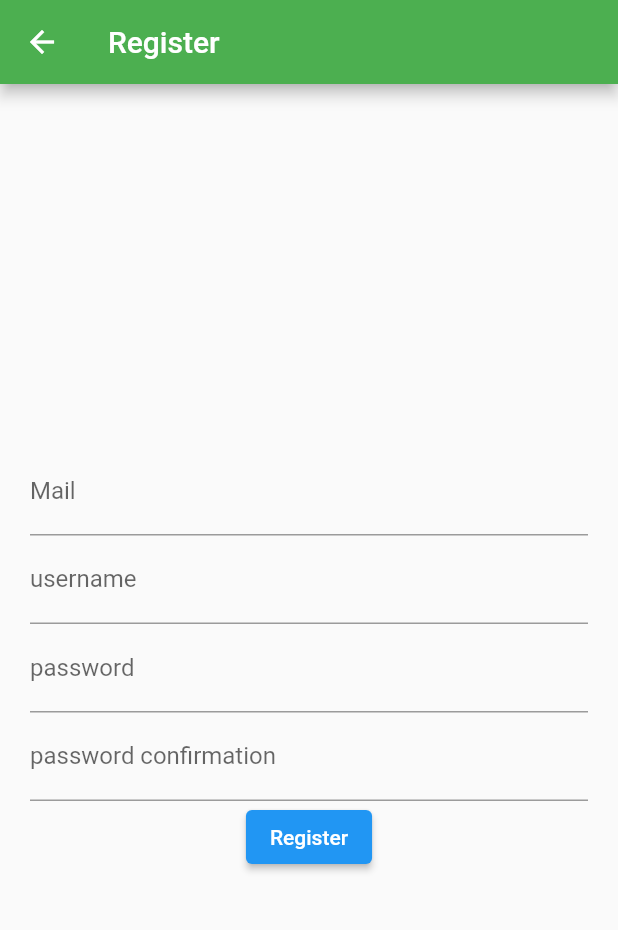
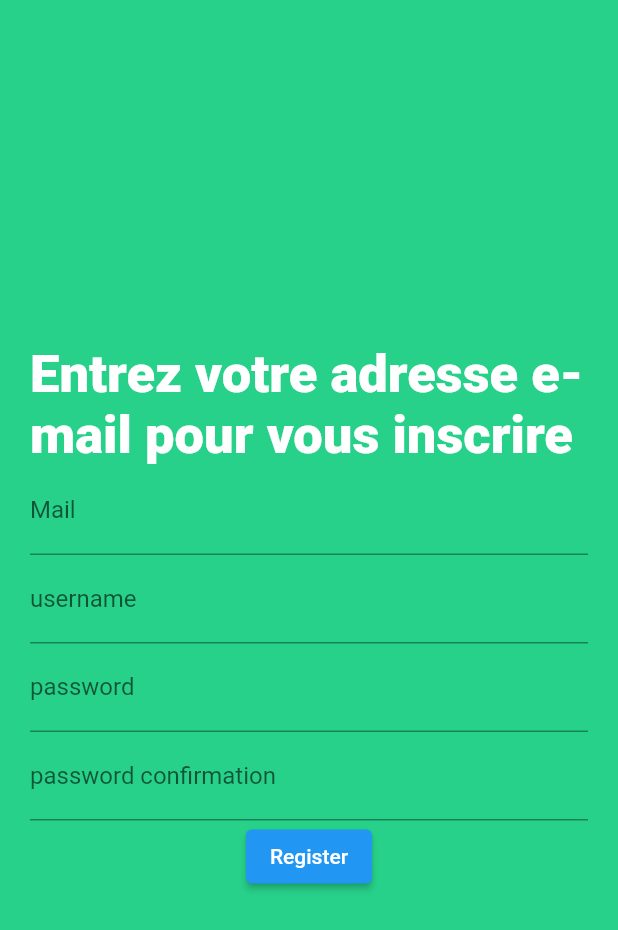
Before and after one commit to Louis-Quentin/ClothWay, a Flutter app: the RegisterPage screen opened directly, on a phone screen of 412 x 824 dp. Shown: the top 930 px of the screen. Run offline on Flutter 3.47's test engine with Material 2 defaults, Android fonts, the phone set to English and light mode, and no system bars.

Commit message:
[FIX] Login page with figma disign

```diff
--- a/sources/app/lib/screens/guest/register.dart
+++ b/sources/app/lib/screens/guest/register.dart
@@ -2,18 +2,36 @@ import 'package:flutter/material.dart';
 import 'homepage.dart';
 
 class RegisterPage extends StatelessWidget {
+  const RegisterPage({super.key});
+
+  Widget titleRegisterPage() {
+    return Center(
+      child: Container(
+        alignment: Alignment.topLeft,
+        child: const Text(
+          'Entrez votre adresse e-mail pour vous inscrire',
+          style: TextStyle(
+            color: Colors.white,
+            fontSize: 35,
+            fontWeight: FontWeight.w900
+
+          ),
+            //decoration: TextDecoration.underline),
+        ),
+    )
+    );
+  }
+
   @override
   Widget build(BuildContext context) {
     return Scaffold(
-      appBar: AppBar(
-        title: const Text('Register'),
-        backgroundColor: Colors.green,
-      ),
+      backgroundColor: const Color.fromRGBO(39, 209, 138, 5),
       body: Padding(
         padding: const EdgeInsets.all(20.0),
         child: Column(
           mainAxisAlignment: MainAxisAlignment.center,
           children: [
+            titleRegisterPage(),
             TextFormField(
               decoration: const InputDecoration(labelText: 'Mail'),
             ),
@@ -30,7 +48,7 @@ class RegisterPage extends StatelessWidget {
               obscureText: true,
             ),
             ElevatedButton(
-              child: Text('Register'),
+              child: const Text('Register'),
               onPressed: () {
                 Navigator.push(
                   context,
```
